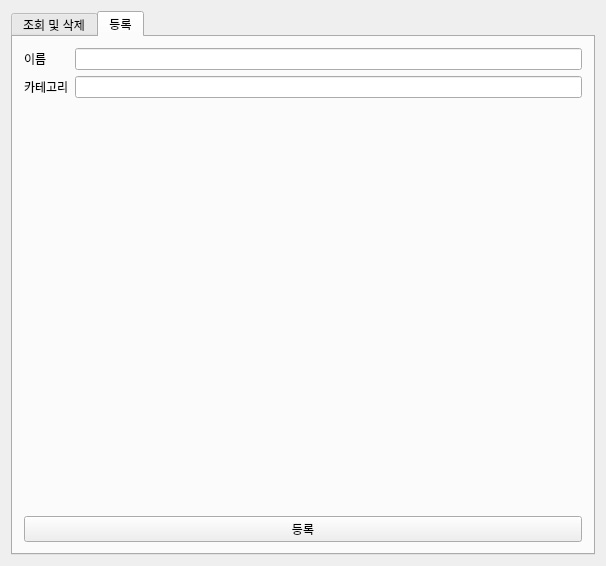
Above: mainwindow.ui from psy1064/TreeManagementSystem before the change. Below: the same form after it.
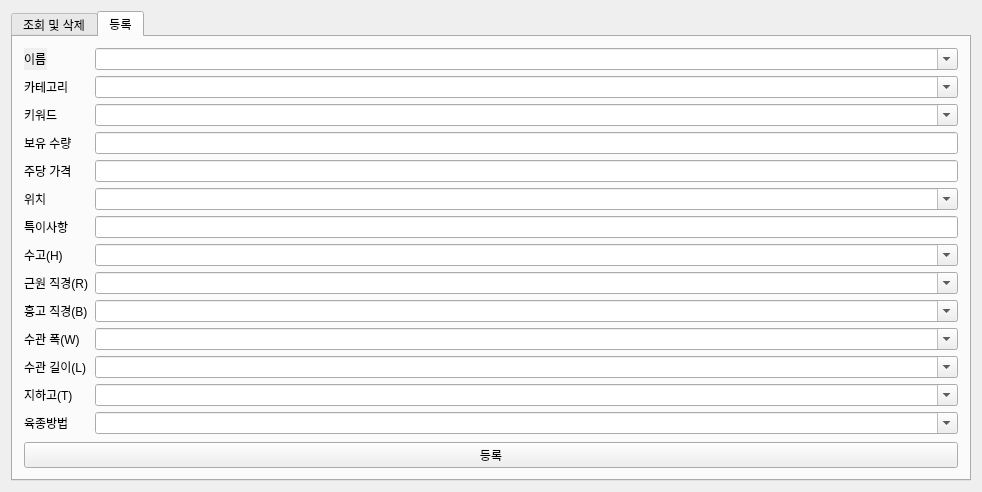
That is the form after the change. The open tabs and pages were chosen to show the change.

Patch:
```diff
--- a/mainwindow.ui
+++ b/mainwindow.ui
@@ -6,8 +6,8 @@
    <rect>
     <x>0</x>
     <y>0</y>
-    <width>606</width>
-    <height>566</height>
+    <width>982</width>
+    <height>453</height>
    </rect>
   </property>
   <property name="windowTitle">
@@ -18,7 +18,7 @@
     <item row="0" column="0">
      <widget class="QTabWidget" name="tabWidget">
       <property name="currentIndex">
-       <number>1</number>
+       <number>0</number>
       </property>
       <widget class="QWidget" name="tab">
        <attribute name="title">
@@ -26,7 +26,11 @@
        </attribute>
        <layout class="QVBoxLayout" name="verticalLayout_2">
         <item>
-         <widget class="QTableView" name="tableView"/>
+         <widget class="QTableView" name="tableView">
+          <property name="sortingEnabled">
+           <bool>true</bool>
+          </property>
+         </widget>
         </item>
         <item>
          <layout class="QHBoxLayout" name="horizontalLayout">
@@ -54,32 +58,205 @@
        </attribute>
        <layout class="QGridLayout" name="gridLayout_5">
         <item row="0" column="0">
-         <layout class="QGridLayout" name="gridLayout_3">
-          <item row="0" column="0">
+         <layout class="QVBoxLayout" name="verticalLayout">
+          <property name="sizeConstraint">
+           <enum>QLayout::SetMaximumSize</enum>
+          </property>
+          <item>
            <layout class="QFormLayout" name="formLayout">
             <item row="0" column="0">
-             <widget class="QLabel" name="label">
+             <widget class="QLabel" name="name_label">
+              <property name="autoFillBackground">
+               <bool>true</bool>
+              </property>
               <property name="text">
                <string>이름</string>
               </property>
+              <property name="wordWrap">
+               <bool>false</bool>
+              </property>
              </widget>
             </item>
             <item row="0" column="1">
-             <widget class="QLineEdit" name="nameEdit"/>
+             <widget class="QComboBox" name="name_comboBox">
+              <property name="editable">
+               <bool>true</bool>
+              </property>
+             </widget>
             </item>
-            <item row="1" column="0">
-             <widget class="QLabel" name="label_2">
+            <item row="2" column="0">
+             <widget class="QLabel" name="category_label">
               <property name="text">
                <string>카테고리</string>
               </property>
              </widget>
             </item>
-            <item row="1" column="1">
-             <widget class="QLineEdit" name="categoryEdit"/>
+            <item row="2" column="1">
+             <widget class="QComboBox" name="category_comboBox">
+              <property name="editable">
+               <bool>true</bool>
+              </property>
+             </widget>
+            </item>
+            <item row="3" column="0">
+             <widget class="QLabel" name="keyword_label">
+              <property name="text">
+               <string>키워드</string>
+              </property>
+             </widget>
+            </item>
+            <item row="3" column="1">
+             <widget class="QComboBox" name="keyword_comboBox">
+              <property name="editable">
+               <bool>true</bool>
+              </property>
+             </widget>
+            </item>
+            <item row="4" column="0">
+             <widget class="QLabel" name="number_label">
+              <property name="text">
+               <string>보유 수량</string>
+              </property>
+             </widget>
+            </item>
+            <item row="4" column="1">
+             <widget class="QLineEdit" name="number_lineEdit"/>
+            </item>
+            <item row="5" column="0">
+             <widget class="QLabel" name="price_label">
+              <property name="text">
+               <string>주당 가격</string>
+              </property>
+             </widget>
+            </item>
+            <item row="5" column="1">
+             <widget class="QLineEdit" name="price_lineEdit"/>
+            </item>
+            <item row="6" column="0">
+             <widget class="QLabel" name="location_label">
+              <property name="text">
+               <string>위치</string>
+              </property>
+             </widget>
+            </item>
+            <item row="6" column="1">
+             <widget class="QComboBox" name="location_comboBox">
+              <property name="editable">
+               <bool>true</bool>
+              </property>
+             </widget>
+            </item>
+            <item row="7" column="0">
+             <widget class="QLabel" name="ect_label">
+              <property name="text">
+               <string>특이사항</string>
+              </property>
+             </widget>
+            </item>
+            <item row="7" column="1">
+             <widget class="QLineEdit" name="ect_lineEdit"/>
+            </item>
+            <item row="8" column="0">
+             <widget class="QLabel" name="h_label">
+              <property name="text">
+               <string>수고(H)</string>
+              </property>
+             </widget>
+            </item>
+            <item row="8" column="1">
+             <widget class="QComboBox" name="h_comboBox">
+              <property name="editable">
+               <bool>true</bool>
+              </property>
+             </widget>
+            </item>
+            <item row="9" column="0">
+             <widget class="QLabel" name="r_label">
+              <property name="text">
+               <string>근원 직경(R)</string>
+              </property>
+             </widget>
+            </item>
+            <item row="9" column="1">
+             <widget class="QComboBox" name="r_comboBox">
+              <property name="editable">
+               <bool>true</bool>
+              </property>
+             </widget>
+            </item>
+            <item row="10" column="0">
+             <widget class="QLabel" name="b_label">
+              <property name="text">
+               <string>흉고 직경(B)</string>
+              </property>
+             </widget>
+            </item>
+            <item row="10" column="1">
+             <widget class="QComboBox" name="b_comboBox">
+              <property name="editable">
+               <bool>true</bool>
+              </property>
+             </widget>
+            </item>
+            <item row="11" column="0">
+             <widget class="QLabel" name="w_label">
+              <property name="text">
+               <string>수관 폭(W)</string>
+              </property>
+             </widget>
+            </item>
+            <item row="11" column="1">
+             <widget class="QComboBox" name="w_comboBox">
+              <property name="editable">
+               <bool>true</bool>
+              </property>
+             </widget>
+            </item>
+            <item row="12" column="0">
+             <widget class="QLabel" name="l_label">
+              <property name="text">
+               <string>수관 길이(L)</string>
+              </property>
+             </widget>
+            </item>
+            <item row="12" column="1">
+             <widget class="QComboBox" name="l_comboBox">
+              <property name="editable">
+               <bool>true</bool>
+              </property>
+             </widget>
+            </item>
+            <item row="13" column="0">
+             <widget class="QLabel" name="t_label">
+              <property name="text">
+               <string>지하고(T)</string>
+              </property>
+             </widget>
+            </item>
+            <item row="13" column="1">
+             <widget class="QComboBox" name="t_comboBox">
+              <property name="editable">
+               <bool>true</bool>
+              </property>
+             </widget>
+            </item>
+            <item row="14" column="0">
+             <widget class="QLabel" name="manner_label">
+              <property name="text">
+               <string>육종방법</string>
+              </property>
+             </widget>
+            </item>
+            <item row="14" column="1">
+             <widget class="QComboBox" name="manner_comboBox">
+              <property name="editable">
+               <bool>true</bool>
+              </property>
+             </widget>
             </item>
            </layout>
           </item>
-          <item row="1" column="0">
+          <item>
            <widget class="QPushButton" name="insertButton">
             <property name="text">
              <string>등록</string>
```
